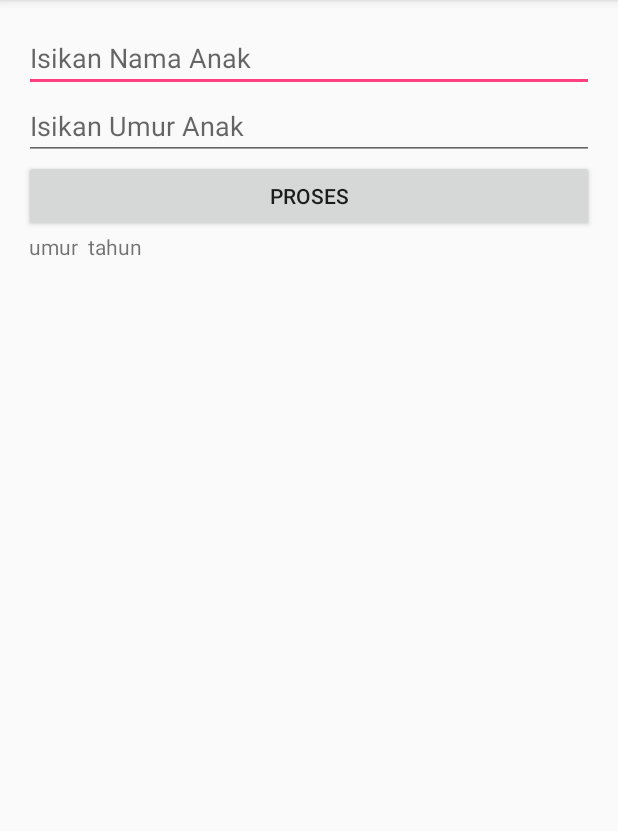
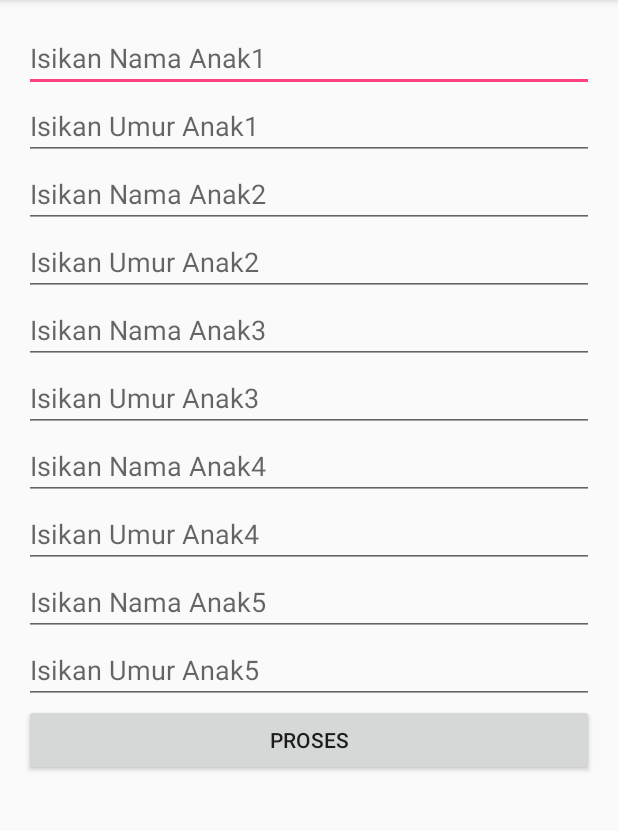
Before and after one commit to erlangga87/AdvancedWidget1, an Android app: the screen it shows after launch (MainActivity), after a tap on "PROSES", on a phone screen of 412 x 824 dp, the part 84-915 px from its top. Run offline under Robolectric (Android 15) with nearby library versions, the phone set to English and light mode, and no system bars.

Commit message:
Widget Programming part 2

```diff
--- a/app/src/main/java/id/sch/smktelkom_mlg/xirpl3_20/advancedwidget1/MainActivity.java
+++ b/app/src/main/java/id/sch/smktelkom_mlg/xirpl3_20/advancedwidget1/MainActivity.java
@@ -16,16 +16,9 @@ public class MainActivity extends AppCompatActivity {
         super.onCreate(savedInstanceState);
         setContentView(R.layout.activity_main);
 
-        LinearLayout llMain = (LinearLayout) findViewById(R.id.linearLayoutMain);
+        final LinearLayout llMain = (LinearLayout) findViewById(R.id.linearLayoutMain);
 
-        final EditText etNama = new EditText(this);
-        llMain.addView(etNama);
-        etNama.setHint("Isikan Nama Anak");
-
-        final EditText etUmur = new EditText(this);
-        llMain.addView(etUmur);
-        etUmur.setHint("Isikan Umur Anak");
-        etUmur.setInputType(InputType.TYPE_CLASS_NUMBER);
+        addEditText(llMain);
 
         Button bProses = new Button(this);
         bProses.setText("Proses");
@@ -35,11 +28,41 @@ public class MainActivity extends AppCompatActivity {
         bProses.setOnClickListener(new View.OnClickListener() {
             @Override
             public void onClick(View view) {
-                String nama = etNama.getText().toString();
-                String umur = etUmur.getText().toString();
 
-                tvHasil.setText(nama + " umur " + umur + " tahun");
+                doProses(llMain);
+
             }
         });
     }
+
+    private void doProses(LinearLayout llMain) {
+        String hasil = "";
+        for (int i = 0; i < 5; i++) {
+            EditText etNama = (EditText) llMain.getChildAt(0);
+            EditText etUmur = (EditText) llMain.getChildAt(1);
+
+            String nama = etNama.getText().toString();
+            String umur = etUmur.getText().toString();
+
+            if (umur.isEmpty())
+                umur = "0";
+            if (!nama.isEmpty())
+                hasil += "Anak ke-" + (i + 1) + " umur " + umur + " tahun\n";
+        }
+        TextView tvHasil = (TextView) llMain.getChildAt(11);
+        tvHasil.setText(hasil);
+    }
+
+    private void addEditText(LinearLayout llMain) {
+        for (int i = 1; i <= 5; i++) {
+            final EditText etNama = new EditText(this);
+            llMain.addView(etNama);
+            etNama.setHint("Isikan Nama Anak" + i);
+
+            final EditText etUmur = new EditText(this);
+            llMain.addView(etUmur);
+            etUmur.setHint("Isikan Umur Anak" + i);
+            etUmur.setInputType(InputType.TYPE_CLASS_NUMBER);
+        }
+    }
 }
--- a/app/src/main/res/layout/activity_main.xml
+++ b/app/src/main/res/layout/activity_main.xml
@@ -1,9 +1,12 @@
 <?xml version="1.0" encoding="utf-8"?>
-<LinearLayout xmlns:android="http://schemas.android.com/apk/res/android"
-    xmlns:tools="http://schemas.android.com/tools"
-    android:orientation="vertical"
-    android:id="@+id/linearLayoutMain"
+<ScrollView xmlns:android="http://schemas.android.com/apk/res/android"
     android:layout_width="match_parent"
+    android:layout_height="match_parent">
+    <LinearLayout xmlns:android="http://schemas.android.com/apk/res/android"
+        xmlns:tools="http://schemas.android.com/tools"
+        android:id="@+id/linearLayoutMain"
+    android:layout_width="match_parent"
+        android:orientation="vertical"
     android:layout_height="match_parent"
     android:paddingBottom="@dimen/activity_vertical_margin"
     android:paddingLeft="@dimen/activity_horizontal_margin"
@@ -12,3 +15,4 @@
     tools:context="id.sch.smktelkom_mlg.xirpl3_20.advancedwidget1.MainActivity">
 
 </LinearLayout>
+</ScrollView>
```
